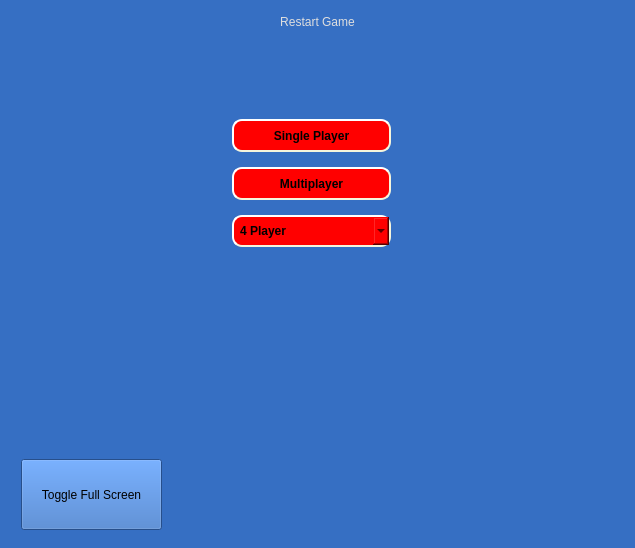
Qt form widget.ui (cakturk/CardGame) before a commit.
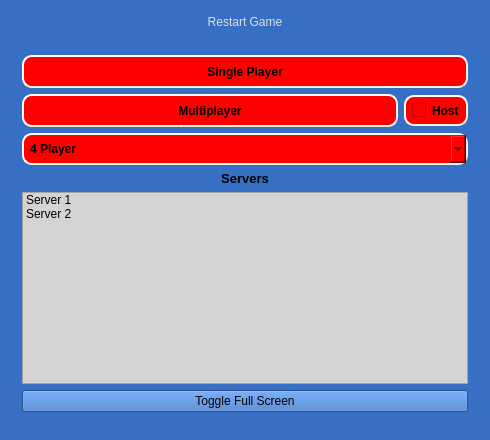
The same form after that commit.

Commit message: Game client - server implementation..

Patch:
```diff
--- a/widget.ui
+++ b/widget.ui
@@ -6,8 +6,8 @@
    <rect>
     <x>0</x>
     <y>0</y>
-    <width>635</width>
-    <height>548</height>
+    <width>490</width>
+    <height>440</height>
    </rect>
   </property>
   <property name="windowTitle">
@@ -54,15 +54,8 @@
       <number>0</number>
      </property>
      <widget class="QWidget" name="page_3">
-      <widget class="QWidget" name="layoutWidget">
-       <property name="geometry">
-        <rect>
-         <x>210</x>
-         <y>60</y>
-         <width>181</width>
-         <height>171</height>
-        </rect>
-       </property>
+      <layout class="QGridLayout" name="gridLayout_3">
+       <item row="0" column="1">
        <layout class="QVBoxLayout" name="verticalLayout_2">
         <item>
          <widget class="QToolButton" name="styletoolSingle">
@@ -97,6 +90,14 @@
          </widget>
         </item>
         <item>
+          <layout class="QHBoxLayout" name="horizontalLayout" stretch="1,0">
+           <property name="spacing">
+            <number>6</number>
+           </property>
+           <property name="sizeConstraint">
+            <enum>QLayout::SetDefaultConstraint</enum>
+           </property>
+           <item>
          <widget class="QToolButton" name="styletoolMulti">
           <property name="sizePolicy">
            <sizepolicy hsizetype="Preferred" vsizetype="Fixed">
@@ -129,6 +130,26 @@
          </widget>
         </item>
         <item>
+            <widget class="QCheckBox" name="checkBox">
+             <property name="styleSheet">
+              <string notr="true">     background-color: red;
+     border-style: outset;
+     border-width: 2px;
+     border-radius: 10px;
+     border-color: beige;
+     font: bold 12px;
+     min-width: 10em;
+     padding: 6px;
+</string>
+             </property>
+             <property name="text">
+              <string>Host</string>
+             </property>
+            </widget>
+           </item>
+          </layout>
+         </item>
+         <item>
          <widget class="QComboBox" name="stylecombo">
           <property name="styleSheet">
            <string notr="true"> QComboBox#stylecombo {
@@ -154,17 +175,48 @@
           </item>
          </widget>
         </item>
-       </layout>
-      </widget>
+         <item>
+          <widget class="QLabel" name="label_2">
+           <property name="sizePolicy">
+            <sizepolicy hsizetype="Preferred" vsizetype="Fixed">
+             <horstretch>0</horstretch>
+             <verstretch>0</verstretch>
+            </sizepolicy>
+           </property>
+           <property name="text">
+            <string>&lt;!DOCTYPE HTML PUBLIC &quot;-//W3C//DTD HTML 4.0//EN&quot; &quot;http://www.w3.org/TR/REC-html40/strict.dtd&quot;&gt;
+&lt;html&gt;&lt;head&gt;&lt;meta name=&quot;qrichtext&quot; content=&quot;1&quot; /&gt;&lt;style type=&quot;text/css&quot;&gt;
+p, li { white-space: pre-wrap; }
+&lt;/style&gt;&lt;/head&gt;&lt;body style=&quot; font-family:'Sans'; font-size:10pt; font-weight:400; font-style:normal;&quot;&gt;
+&lt;p align=&quot;center&quot; style=&quot; margin-top:0px; margin-bottom:0px; margin-left:0px; margin-right:0px; -qt-block-indent:0; text-indent:0px;&quot;&gt;&lt;span style=&quot; font-weight:600;&quot;&gt;Servers&lt;/span&gt;&lt;/p&gt;&lt;/body&gt;&lt;/html&gt;</string>
+           </property>
+          </widget>
+         </item>
+         <item>
+          <widget class="QListWidget" name="listWidget">
+           <property name="sizePolicy">
+            <sizepolicy hsizetype="Expanding" vsizetype="Fixed">
+             <horstretch>0</horstretch>
+             <verstretch>0</verstretch>
+            </sizepolicy>
+           </property>
+           <property name="styleSheet">
+            <string notr="true">background-color: rgb(211, 211, 211);</string>
+           </property>
+           <item>
+            <property name="text">
+             <string>Server 1</string>
+            </property>
+           </item>
+           <item>
+            <property name="text">
+             <string>Server 2</string>
+            </property>
+           </item>
+          </widget>
+         </item>
+         <item>
       <widget class="QPushButton" name="pushButton_2">
-       <property name="geometry">
-        <rect>
-         <x>10</x>
-         <y>420</y>
-         <width>141</width>
-         <height>71</height>
-        </rect>
-       </property>
        <property name="text">
         <string>Toggle Full Screen</string>
        </property>
@@ -172,6 +224,10 @@
         <bool>true</bool>
        </property>
       </widget>
+         </item>
+        </layout>
+       </item>
+      </layout>
      </widget>
      <widget class="QWidget" name="page_2">
       <layout class="QGridLayout" name="gridLayout">
```
Lines whose indentation alone changed are shown as unchanged. The commit also changes 91 other files.
